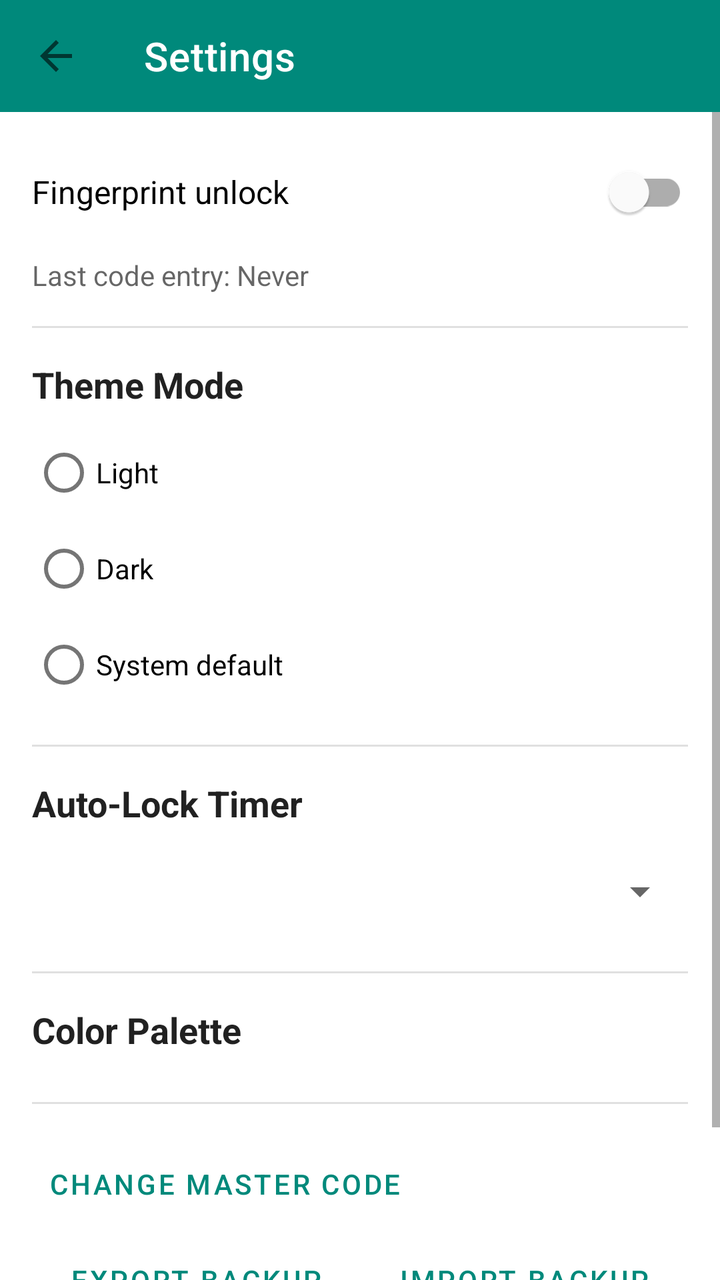
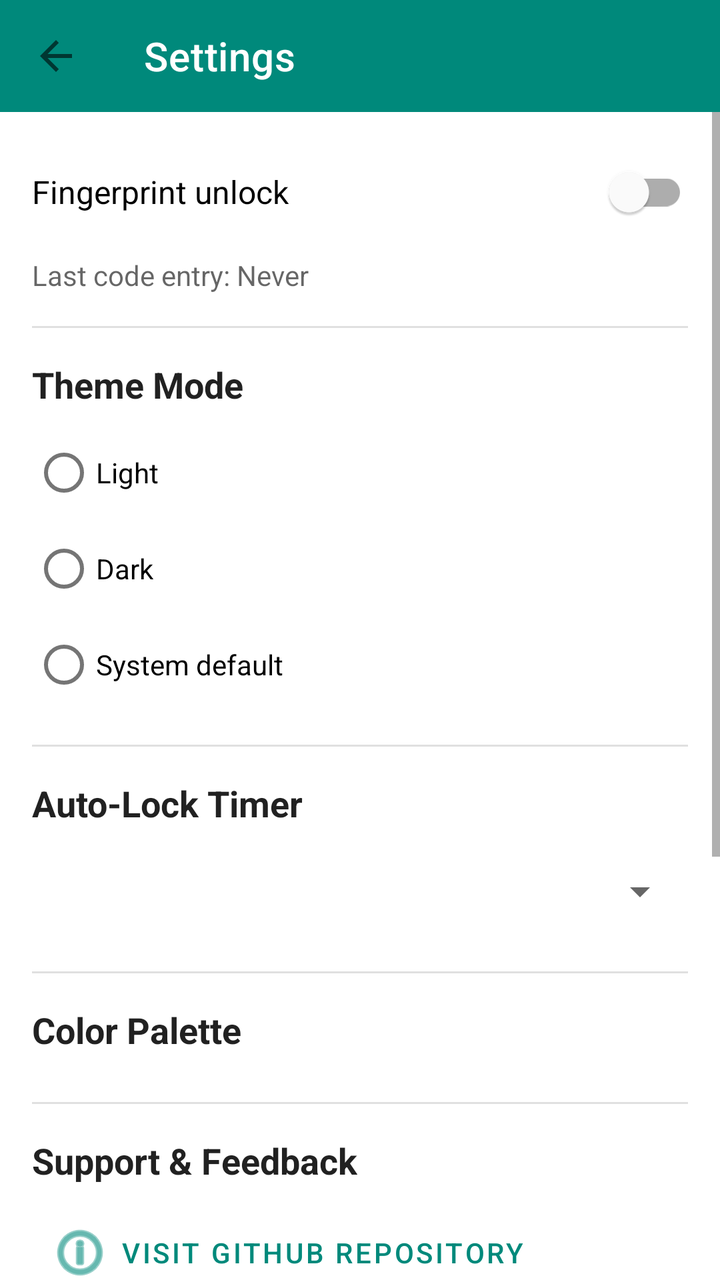

Screens rendered from an Android XML layout before and after an edit, with the pre-edit source and the edit as a unified diff.
<!-- AndroidManifest.xml: application theme Theme.SecurePass -->
<!-- res/layout/activity_setting.xml -->
<?xml version="1.0" encoding="utf-8"?>
<LinearLayout xmlns:android="http://schemas.android.com/apk/res/android"
    xmlns:app="http://schemas.android.com/apk/res-auto"
    android:layout_width="match_parent"
    android:layout_height="match_parent"
    android:orientation="vertical"
    android:background="?android:attr/colorBackground">

    <com.google.android.material.appbar.MaterialToolbar
        android:id="@+id/toolbar"
        android:layout_width="match_parent"
        android:layout_height="?attr/actionBarSize"
        android:background="?attr/colorPrimary"
        app:titleTextColor="?attr/colorOnPrimary"
        app:title="Settings"
        app:navigationIcon="?attr/homeAsUpIndicator"
        app:navigationContentDescription="Back" />

    <ScrollView
        android:layout_width="match_parent"
        android:layout_height="wrap_content">

        <LinearLayout
            android:layout_width="match_parent"
            android:layout_height="wrap_content"
            android:orientation="vertical"
            android:padding="16dp">

            
            <com.google.android.material.switchmaterial.SwitchMaterial
                android:id="@+id/switchFingerprint"
                android:layout_width="match_parent"
                android:layout_height="wrap_content"
                android:text="Fingerprint unlock"
                android:textSize="16sp" />

            <TextView
                android:id="@+id/tvLastCodeTime"
                android:layout_width="wrap_content"
                android:layout_height="wrap_content"
                android:layout_marginTop="8dp"
                android:text="Last code entry: Never"
                android:textSize="14sp"
                android:textColor="?android:attr/textColorSecondary"/>

            <View
                android:layout_width="match_parent"
                android:layout_height="1dp"
                android:background="?android:attr/dividerVertical"
                android:layout_marginTop="16dp"
                android:layout_marginBottom="16dp"/>

            
            <TextView
                android:layout_width="wrap_content"
                android:layout_height="wrap_content"
                android:text="Theme Mode"
                android:textSize="18sp"
                android:textColor="?android:attr/textColorPrimary"
                android:textStyle="bold"
                android:layout_marginBottom="8dp"/>

            <RadioGroup
                android:id="@+id/rgThemeMode"
                android:layout_width="match_parent"
                android:layout_height="wrap_content"
                android:orientation="vertical">

                <RadioButton
                    android:id="@+id/rbLight"
                    android:layout_width="wrap_content"
                    android:layout_height="wrap_content"
                    android:text="Light" />

                <RadioButton
                    android:id="@+id/rbDark"
                    android:layout_width="wrap_content"
                    android:layout_height="wrap_content"
                    android:text="Dark" />

                <RadioButton
                    android:id="@+id/rbSystem"
                    android:layout_width="wrap_content"
                    android:layout_height="wrap_content"
                    android:text="System default" />
            </RadioGroup>

            <View
                android:layout_width="match_parent"
                android:layout_height="1dp"
                android:background="?android:attr/dividerVertical"
                android:layout_marginTop="16dp"
                android:layout_marginBottom="16dp"/>

            
            <TextView
                android:layout_width="wrap_content"
                android:layout_height="wrap_content"
                android:text="Auto-Lock Timer"
                android:textSize="18sp"
                android:textColor="?android:attr/textColorPrimary"
                android:textStyle="bold"
                android:layout_marginBottom="8dp"/>

            <Spinner
                android:id="@+id/spinnerAutoLock"
                android:layout_width="match_parent"
                android:layout_height="wrap_content"
                android:minHeight="48dp"/>

            <View
                android:layout_width="match_parent"
                android:layout_height="1dp"
                android:background="?android:attr/dividerVertical"
                android:layout_marginTop="16dp"
                android:layout_marginBottom="16dp"/>

            
            <TextView
                android:layout_width="wrap_content"
                android:layout_height="wrap_content"
                android:text="Color Palette"
                android:textSize="18sp"
                android:textColor="?android:attr/textColorPrimary"
                android:textStyle="bold"
                android:layout_marginBottom="8dp"/>

            <GridLayout
                android:id="@+id/llColorPalette"
                android:layout_width="match_parent"
                android:layout_height="wrap_content"
                android:columnCount="5"
                android:useDefaultMargins="true"
                android:alignmentMode="alignBounds"
                android:layout_gravity="center_horizontal">

                
            </GridLayout>

            <View
                android:layout_width="match_parent"
                android:layout_height="1dp"
                android:background="?android:attr/dividerVertical"
                android:layout_marginTop="16dp"
                android:layout_marginBottom="16dp"/>

            
            <Button
                android:id="@+id/btnChangeCode"
                android:layout_width="wrap_content"
                android:layout_height="wrap_content"
                android:text="Change Master Code"
                style="@style/Widget.MaterialComponents.Button.TextButton"
                android:textColor="?attr/colorPrimary"/>

            <LinearLayout
                android:layout_width="match_parent"
                android:layout_height="wrap_content"
                android:orientation="horizontal">

                <Button
                    android:id="@+id/btnExport"
                    android:layout_width="0dp"
                    android:layout_height="wrap_content"
                    android:layout_weight="1"
                    android:text="Export Backup"
                    style="@style/Widget.MaterialComponents.Button.TextButton"
                    android:textColor="?attr/colorPrimary"/>

                <Button
                    android:id="@+id/btnImport"
                    android:layout_width="0dp"
                    android:layout_height="wrap_content"
                    android:layout_weight="1"
                    android:text="Import Backup"
                    style="@style/Widget.MaterialComponents.Button.TextButton"
                    android:textColor="?attr/colorPrimary"/>
            </LinearLayout>

            <Button
                android:id="@+id/btnLockVault"
                android:layout_width="wrap_content"
                android:layout_height="wrap_content"
                android:text="Lock Vault Now"
                style="@style/Widget.MaterialComponents.Button.TextButton"
                android:textColor="#D32F2F"/>

        </LinearLayout>
    </ScrollView>
</LinearLayout>
<!-- resources referenced by this layout -->
<resources>
  <style name="Theme.SecurePass" parent="Theme.MaterialComponents.DayNight.NoActionBar">
          
          <item name="colorPrimary">@color/palette_teal_primary</item>
          <item name="colorOnPrimary">@color/white</item>
          
          <item name="colorSecondary">#FFB300</item>
          <item name="colorOnSecondary">#000000</item>
          
          <item name="android:statusBarColor">@color/palette_teal_variant</item>
          
          <item name="android:windowBackground">?android:attr/colorBackground</item>
      </style>
  <color name="palette_teal_primary">#00897B</color>
  <color name="white">#FFFFFFFF</color>
  <color name="palette_teal_variant">#00695C</color>
</resources>

<!-- the commit's change to res/layout/activity_setting.xml (unified diff, before → after) -->
@@ -145,6 +145,56 @@
                 android:layout_marginBottom="16dp"/>
 
             
+            <TextView
+                android:layout_width="wrap_content"
+                android:layout_height="wrap_content"
+                android:text="Support &amp; Feedback"
+                android:textSize="18sp"
+                android:textColor="?android:attr/textColorPrimary"
+                android:textStyle="bold"
+                android:layout_marginBottom="8dp"/>
+
+            <Button
+                android:id="@+id/btnGithub"
+                android:layout_width="wrap_content"
+                android:layout_height="wrap_content"
+                android:text="Visit GitHub Repository"
+                style="@style/Widget.MaterialComponents.Button.TextButton"
+                android:textColor="?attr/colorPrimary"
+                app:icon="@android:drawable/ic_menu_info_details"
+                app:iconTint="?attr/colorPrimary"/>
+
+            <TextView
+                android:layout_width="wrap_content"
+                android:layout_height="wrap_content"
+                android:text="Send feedback or report an issue:"
+                android:textSize="14sp"
+                android:textColor="?android:attr/textColorSecondary"
+                android:layout_marginTop="8dp"
+                android:layout_marginBottom="4dp"/>
+
+            <Spinner
+                android:id="@+id/spinnerFeedback"
+                android:layout_width="match_parent"
+                android:layout_height="wrap_content"
+                android:minHeight="48dp"/>
+
+            <Button
+                android:id="@+id/btnSendFeedback"
+                android:layout_width="wrap_content"
+                android:layout_height="wrap_content"
+                android:text="Send Feedback Email"
+                style="@style/Widget.MaterialComponents.Button.TextButton"
+                android:textColor="?attr/colorPrimary"/>
+
+            <View
+                android:layout_width="match_parent"
+                android:layout_height="1dp"
+                android:background="?android:attr/dividerVertical"
+                android:layout_marginTop="16dp"
+                android:layout_marginBottom="16dp"/>
+
+            
             <Button
                 android:id="@+id/btnChangeCode"
                 android:layout_width="wrap_content"
